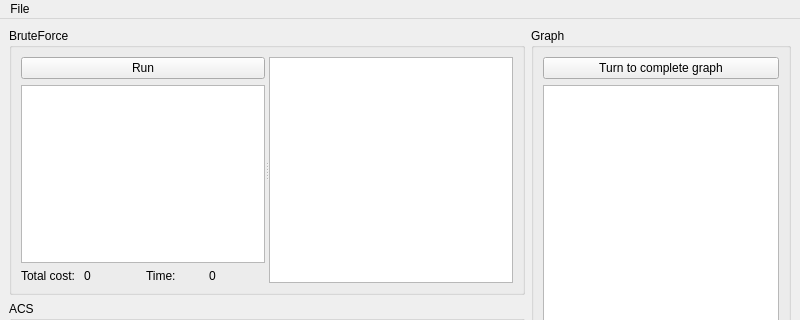
Above: mainwindow.ui from artifact113/gis-acs before the change; both pictures show x 0 to 800 and y 0 to 320 of the 800 by 600 pixel window. Below: the same form after it.
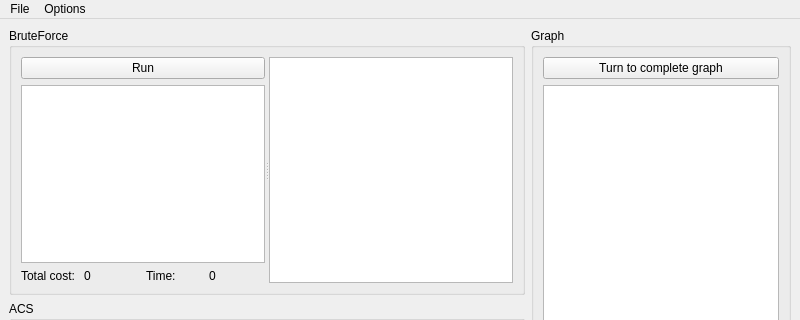
That is the form after the change.

The edit to the form file:
```diff
--- a/mainwindow.ui
+++ b/mainwindow.ui
@@ -191,7 +191,14 @@
     <addaction name="separator"/>
     <addaction name="actionQuit"/>
    </widget>
+   <widget class="QMenu" name="menuOptions">
+    <property name="title">
+     <string>Options</string>
+    </property>
+    <addaction name="actionGenerate_graph"/>
+   </widget>
    <addaction name="menuFile"/>
+   <addaction name="menuOptions"/>
   </widget>
   <widget class="QStatusBar" name="statusbar"/>
   <action name="actionQuit">
```
Left out of the diff: 5 changed lines with no effect on the pictures.
